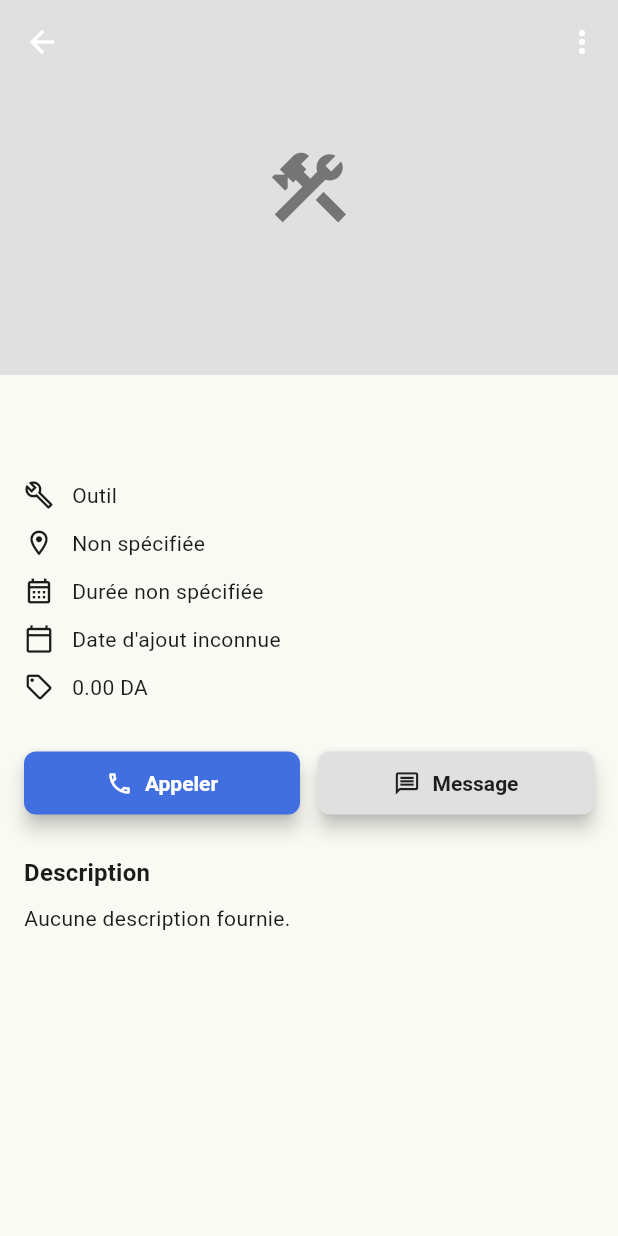
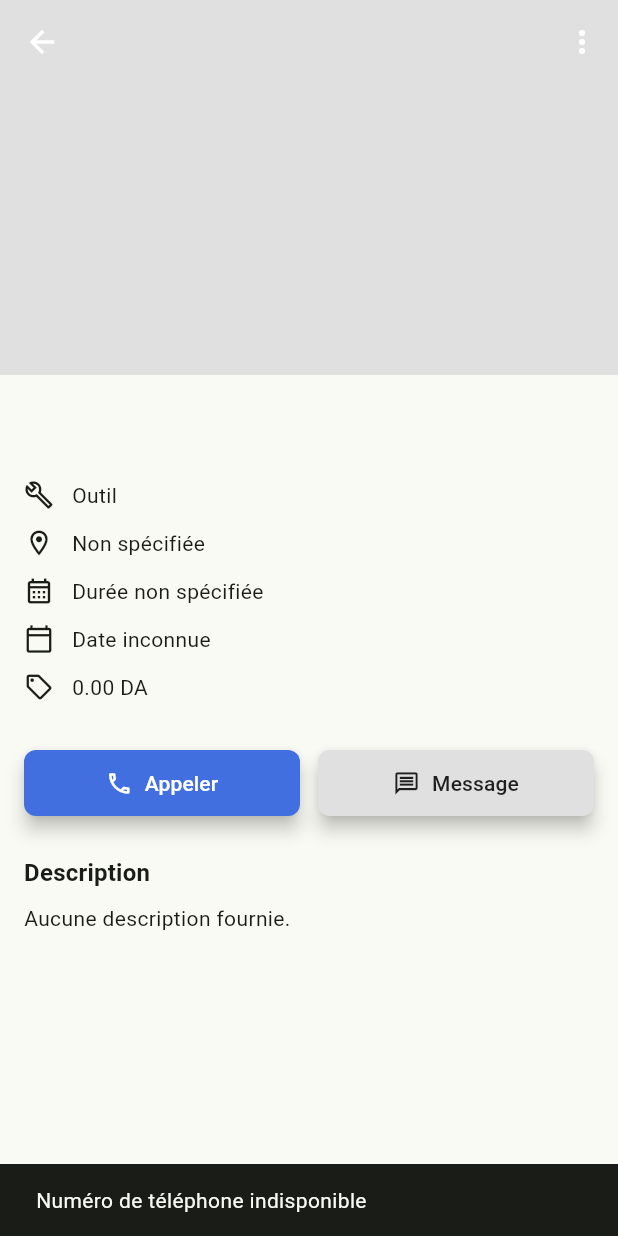
Before and after one commit to youba1akl/BricoRasy, a Flutter app: the ToolDetailScreen screen opened directly with empty values, after a tap on "Appeler", on a phone screen of 412 x 824 dp. Run offline on Flutter 3.47's test engine with Material 3 defaults, Android fonts, the phone set to English and light mode, and no system bars; our stand-ins replace font_awesome_flutter, image_picker, share_plus, shared_preferences; accounts and stored records are empty.

Commit message:
appel a outil

```diff
--- a/lib/models/dummy_tool.dart
+++ b/lib/models/dummy_tool.dart
@@ -1,5 +1,3 @@
-
-
 class DummyTool {
   final String id;
   final String localisation;
@@ -11,7 +9,7 @@ class DummyTool {
   final String imagePath;
   final double price;
   final String phone; // ← new
-  final String mail;
+  final String mail; // ← new
 
   const DummyTool({
     required this.id,
@@ -23,7 +21,7 @@ class DummyTool {
     required this.description,
     required this.imagePath,
     required this.price,
-     required this.phone, // ← new
+    required this.phone,
     required this.mail,
   });
 
@@ -51,7 +49,7 @@ class DummyTool {
       prixValue = 0.0;
     }
 
-    // Parse photos array
+    // Parse photos array and build full URL
     String imgUrl = '';
     if (json['photo'] is List) {
       final photos = (json['photo'] as List).whereType<String>().toList();
--- a/lib/screens/home/bricole-screen.dart
+++ b/lib/screens/home/bricole-screen.dart
@@ -6,7 +6,6 @@ import 'package:url_launcher/url_launcher.dart';
 import 'package:intl/intl.dart';
 
 import 'package:bricorasy/models/bricole_service.dart';
-import 'package:bricorasy/services/auth_services.dart'; // ← IMPORT your AuthService
 
 const String API_BASE_URL = "http://10.0.2.2:5000";
 
--- a/lib/screens/tool_detail/tool_detail_screen.dart
+++ b/lib/screens/tool_detail/tool_detail_screen.dart
@@ -1,79 +1,55 @@
 import 'dart:convert'; // For jsonEncode in report
 import 'package:flutter/material.dart';
-import 'package:http/http.dart' as http; // For report
+import 'package:http/http.dart' as http; // For reporting
 import 'package:share_plus/share_plus.dart'; // For sharing
-import 'package:bricorasy/models/dummy_tool.dart'; // Import your tool model
-import 'package:intl/intl.dart'; // Import for date formatting
+import 'package:url_launcher/url_launcher.dart'; // For dialing
+import 'package:intl/intl.dart'; // For date formatting
 
-// Define your base API URL (uses 10.0.2.2 for Android Emulator connecting to localhost)
-// Keep IP addresses as they are
+import 'package:bricorasy/models/dummy_tool.dart'; // Your tool model
+
 const String API_BASE_URL = "http://10.0.2.2:5000";
 
 class ToolDetailScreen extends StatefulWidget {
-  final DummyTool tool; // Takes the tool object
+  final DummyTool tool;
 
-  const ToolDetailScreen({
-    super.key,
-    required this.tool, // Constructor requires the tool object
-  });
+  const ToolDetailScreen({super.key, required this.tool});
 
   @override
   State<ToolDetailScreen> createState() => _ToolDetailScreenState();
 }
 
 class _ToolDetailScreenState extends State<ToolDetailScreen> {
-  // Helper function to build info rows consistently
-  Widget _buildInfoRow(BuildContext context, IconData icon, String text) {
-    final Color mutedTextColor = Theme.of(context).colorScheme.onSurfaceVariant;
-    return Padding(
-      padding: const EdgeInsets.symmetric(vertical: 6.0),
-      child: Row(
-        crossAxisAlignment: CrossAxisAlignment.start,
-        children: [
-          Icon(icon, size: 20, color: mutedTextColor),
-          const SizedBox(width: 12),
-          Expanded(
-            child: Text(
-              text,
-              style: Theme.of(context)
-                  .textTheme
-                  .bodyMedium
-                  ?.copyWith(color: mutedTextColor, height: 1.4),
-            ),
-          ),
-        ],
-      ),
-    );
-  }
-
-  // Helper to format dates nicely
-  String _formatDate(String dateString) {
-    try {
-      final DateTime dateTime = DateTime.parse(dateString);
-      // Example format: 25 déc. 2023 - Adjust 'fr_FR' and format as needed
-      return DateFormat('d MMM yyyy', 'fr_FR').format(dateTime);
-    } catch (e) {
-      return dateString; // Return original string if parsing fails
+  // Launch phone dialer with the given number
+  Future<void> _launchDialer(String phone) async {
+    final uri = Uri(scheme: 'tel', path: phone);
+    if (!await launchUrl(uri)) {
+      ScaffoldMessenger.of(
+        context,
+      ).showSnackBar(SnackBar(content: Text('Impossible d’appeler : $phone')));
     }
   }
 
-  // Placeholder function for button actions
+  /// Dial the tool-creator’s phone number
   void _callAction() {
-    print('Calling provider for tool: ${widget.tool.name}');
-    // TODO: Implement actual phone call logic (needs provider contact info)
+    final phone = widget.tool.phone;
+    if (phone.trim().isEmpty) {
+      ScaffoldMessenger.of(context).showSnackBar(
+        const SnackBar(content: Text('Numéro de téléphone indisponible')),
+      );
+      return;
+    }
+    _launchDialer(phone);
   }
 
+  // Placeholder messaging
   void _messageAction() {
-    print('Messaging provider for tool: ${widget.tool.name}');
-    // TODO: Implement actual messaging logic (needs provider contact info/chat screen)
+    // TODO: Implement SMS logic if desired
   }
 
-  // Send Report Function
+  // Send a report about this tool
   void sendReport(String message) async {
-    final String annonceId = widget.tool.id; // Use the tool's ID
-    const String placeholderUserId = "user_abc"; // TODO: Replace with actual logged-in user ID
-
-    // Assuming the same report endpoint works for tools
+    final String annonceId = widget.tool.id;
+    const String placeholderUserId = "user_abc";
     final String reportUrl = "$API_BASE_URL/api/reports";
 
     try {
@@ -82,54 +58,55 @@ class _ToolDetailScreenState extends State<ToolDetailScreen> {
         headers: {"Content-Type": "application/json"},
         body: jsonEncode({
           "message": message,
-          "annonceId": annonceId, // Use tool ID
+          "annonceId": annonceId,
           "userId": placeholderUserId,
-          "annonceType": "outil", // Optional: Add type if backend needs it
+          "annonceType": "outil",
         }),
       );
 
       if (!mounted) return;
-
       if (response.statusCode == 201) {
         ScaffoldMessenger.of(context).showSnackBar(
           const SnackBar(
             content: Text("Signalement envoyé avec succès"),
-              backgroundColor: Colors.green),
+            backgroundColor: Colors.green,
+          ),
         );
       } else {
-        print('Report Error: ${response.statusCode} ${response.body}');
         ScaffoldMessenger.of(context).showSnackBar(
           SnackBar(
-              content: Text(
-                  "Erreur lors de l'envoi (${response.statusCode})"),
-              backgroundColor: Colors.red),
+            content: Text("Erreur lors de l'envoi (${response.statusCode})"),
+            backgroundColor: Colors.red,
+          ),
         );
       }
     } catch (e) {
-      print('Report Network Error: $e');
       if (!mounted) return;
       ScaffoldMessenger.of(context).showSnackBar(
         SnackBar(
           content: Text("Erreur réseau: $e"),
-            backgroundColor: Colors.red),
+          backgroundColor: Colors.red,
+        ),
       );
     }
   }
 
-  // Share Function
+  // Share this tool via OS share sheet
   void _shareAction() {
     Share.share(
-        'Regarde cet outil sur BricoRasy : ${widget.tool.name} à ${widget.tool.localisation}');
+      'Regarde cet outil sur BricoRasy : '
+      '${widget.tool.name} à ${widget.tool.localisation}',
+    );
   }
 
-  // Show Report Dialog
+  // Show report dialog
   void _showReportDialog() {
+    final messageController = TextEditingController();
     showDialog(
       context: context,
-      builder: (context) {
-        TextEditingController messageController = TextEditingController();
-        return AlertDialog(
-          title: const Text('Signaler cet outil'), // Adjusted title
+      builder:
+          (context) => AlertDialog(
+            title: const Text('Signaler cet outil'),
             content: TextField(
               controller: messageController,
               maxLines: 4,
@@ -145,6 +122,7 @@ class _ToolDetailScreenState extends State<ToolDetailScreen> {
                 child: const Text('Annuler'),
               ),
               ElevatedButton(
+                style: ElevatedButton.styleFrom(backgroundColor: Colors.red),
                 onPressed: () {
                   final message = messageController.text.trim();
                   if (message.isNotEmpty) {
@@ -154,23 +132,19 @@ class _ToolDetailScreenState extends State<ToolDetailScreen> {
                     ScaffoldMessenger.of(context).showSnackBar(
                       const SnackBar(
                         content: Text("Veuillez décrire le problème."),
-                        duration: Duration(seconds: 2)),
+                        duration: Duration(seconds: 2),
+                      ),
                     );
                   }
                 },
-              style: ElevatedButton.styleFrom(
-                backgroundColor: Colors.red,
-                foregroundColor: Colors.white,
-              ),
                 child: const Text('Envoyer'),
               ),
             ],
-        );
-      },
+          ),
     );
   }
 
-  // Show More Options Bottom Sheet
+  // Bottom sheet for more options
   void _showMoreOptions() {
     showModalBottomSheet(
       context: context,
@@ -178,7 +152,8 @@ class _ToolDetailScreenState extends State<ToolDetailScreen> {
         borderRadius: BorderRadius.vertical(top: Radius.circular(20)),
       ),
       backgroundColor: Colors.white,
-      builder: (context) => SafeArea(
+      builder:
+          (context) => SafeArea(
             child: Column(
               mainAxisSize: MainAxisSize.min,
               children: [
@@ -192,7 +167,10 @@ class _ToolDetailScreenState extends State<ToolDetailScreen> {
                 ),
                 ListTile(
                   leading: const Icon(Icons.flag_outlined, color: Colors.red),
-              title: const Text('Signaler', style: TextStyle(color: Colors.red)),
+                  title: const Text(
+                    'Signaler',
+                    style: TextStyle(color: Colors.red),
+                  ),
                   onTap: () {
                     Navigator.pop(context);
                     _showReportDialog();
@@ -205,120 +183,146 @@ class _ToolDetailScreenState extends State<ToolDetailScreen> {
     );
   }
 
+  // Builds a labeled info row
+  Widget _buildInfoRow(BuildContext context, IconData icon, String text) {
+    final mutedTextColor = Theme.of(context).colorScheme.onSurfaceVariant;
+    return Padding(
+      padding: const EdgeInsets.symmetric(vertical: 6.0),
+      child: Row(
+        children: [
+          Icon(icon, size: 20, color: mutedTextColor),
+          const SizedBox(width: 12),
+          Expanded(
+            child: Text(
+              text,
+              style: Theme.of(context).textTheme.bodyMedium?.copyWith(
+                color: mutedTextColor,
+                height: 1.4,
+              ),
+            ),
+          ),
+        ],
+      ),
+    );
+  }
+
+  // Formats ISO date strings
+  String _formatDate(String dateString) {
+    try {
+      final dt = DateTime.parse(dateString);
+      return DateFormat('d MMM yyyy', 'fr_FR').format(dt);
+    } catch (_) {
+      return dateString;
+    }
+  }
+
   @override
   Widget build(BuildContext context) {
-    // Define colors based on theme
-    final Color primaryColor = Theme.of(context).primaryColor;
-    final Color onPrimaryColor = Theme.of(context).colorScheme.onPrimary;
-    final Color priceColor = Colors.deepOrange.shade700;
-    final Color backgroundColor = Theme.of(context).scaffoldBackgroundColor;
+    final primaryColor = Theme.of(context).primaryColor;
+    final onPrimaryColor = Theme.of(context).colorScheme.onPrimary;
+    final backgroundColor = Theme.of(context).scaffoldBackgroundColor;
 
-    // --- Main Scaffold ---
     return Scaffold(
       backgroundColor: backgroundColor,
       body: CustomScrollView(
-        slivers: <Widget>[
-          // --- Sliver App Bar with Banner Image ---
+        slivers: [
           SliverAppBar(
-            expandedHeight: 250.0,
-            floating: false,
+            expandedHeight: 250,
             pinned: true,
-            stretch: true,
             backgroundColor: primaryColor,
             iconTheme: IconThemeData(color: onPrimaryColor),
             flexibleSpace: FlexibleSpaceBar(
-              centerTitle: false,
-              titlePadding: const EdgeInsets.symmetric(horizontal: 16, vertical: 12),
               background: Hero(
-                tag: widget.tool.id, // Use tool ID for unique tag
-                child: widget.tool.imagePath.isNotEmpty
+                tag: widget.tool.id,
+                child:
+                    widget.tool.imagePath.isNotEmpty
                         ? Image.network(
-                        widget.tool.imagePath, // Use imagePath from tool object
+                          widget.tool.imagePath,
                           fit: BoxFit.cover,
-                        loadingBuilder: (context, child, loadingProgress) {
-                          if (loadingProgress == null) return child;
+                          loadingBuilder: (ctx, child, prog) {
+                            if (prog == null) return child;
                             return Center(
                               child: CircularProgressIndicator(
-                              value: loadingProgress.expectedTotalBytes != null
-                                  ? loadingProgress.cumulativeBytesLoaded /
-                                      loadingProgress.expectedTotalBytes!
+                                value:
+                                    prog.expectedTotalBytes != null
+                                        ? prog.cumulativeBytesLoaded /
+                                            prog.expectedTotalBytes!
                                         : null,
                               ),
                             );
                           },
-                        errorBuilder: (context, error, stackTrace) => Container(
+                          errorBuilder:
+                              (ctx, err, stack) => Container(
                                 color: Colors.grey[300],
-                          child: Icon(Icons.broken_image, color: Colors.grey[600]),
+                                child: const Icon(Icons.broken_image, size: 40),
                               ),
                         )
-                    : Container( // Placeholder if no image
-                        color: Colors.grey[300],
-                        child: Icon(Icons.construction, color: Colors.grey[600], size: 60), // Tool icon
+                        : Container(color: Colors.grey[300]),
               ),
-              ),
-              stretchModes: const [StretchMode.zoomBackground],
             ),
             actions: [
               IconButton(
                 icon: Icon(Icons.more_vert, color: onPrimaryColor),
                 onPressed: _showMoreOptions,
-                tooltip: 'Plus d\'options',
               ),
             ],
           ),
 
-          // --- Main Content Area ---
           SliverToBoxAdapter(
             child: Padding(
-              padding: const EdgeInsets.all(16.0),
+              padding: const EdgeInsets.all(16),
               child: Column(
                 crossAxisAlignment: CrossAxisAlignment.start,
                 children: [
-                  // --- Tool Name ---
                   Text(
-                    widget.tool.name, // Use tool name
+                    widget.tool.name,
                     style: Theme.of(context).textTheme.headlineSmall?.copyWith(
                       fontWeight: FontWeight.bold,
                     ),
                   ),
-                  const SizedBox(height: 16.0),
-
-                  // --- Info Section ---
-                   _buildInfoRow( // Display Type (Category)
+                  const SizedBox(height: 16),
+                  _buildInfoRow(
                     context,
-                    Icons.build_outlined, // Tool/Build icon
-                    widget.tool.typeAnnonce.isNotEmpty ? widget.tool.typeAnnonce : "Outil", // Use typeAnnonce
+                    Icons.build_outlined,
+                    widget.tool.typeAnnonce.isNotEmpty
+                        ? widget.tool.typeAnnonce
+                        : "Outil",
                   ),
                   _buildInfoRow(
                     context,
                     Icons.location_on_outlined,
-                    widget.tool.localisation.isNotEmpty ? widget.tool.localisation : "Non spécifiée",
+                    widget.tool.localisation.isNotEmpty
+                        ? widget.tool.localisation
+                        : "Non spécifiée",
                   ),
-                   _buildInfoRow( // Display Rental Duration
+                  _buildInfoRow(
                     context,
-                    Icons.calendar_month_outlined, // Calendar icon might be better
-                    widget.tool.dureeLocation.isNotEmpty ? "Durée: ${widget.tool.dureeLocation}" : "Durée non spécifiée",
+                    Icons.calendar_month_outlined,
+                    widget.tool.dureeLocation.isNotEmpty
+                        ? "Durée: ${widget.tool.dureeLocation}"
+                        : "Durée non spécifiée",
                   ),
-                   _buildInfoRow( // Display creation date
+                  _buildInfoRow(
                     context,
                     Icons.calendar_today_outlined,
-                     widget.tool.dateCreation.isNotEmpty ? "Ajouté le: ${_formatDate(widget.tool.dateCreation)}" : "Date d'ajout inconnue",
+                    widget.tool.dateCreation.isNotEmpty
+                        ? "Ajouté le: ${_formatDate(widget.tool.dateCreation)}"
+                        : "Date inconnue",
                   ),
                   _buildInfoRow(
                     context,
                     Icons.sell_outlined,
-                    "${widget.tool.price.toStringAsFixed(2)} DA", // Use tool price
+                    "${widget.tool.price.toStringAsFixed(2)} DA",
                   ),
-                  const SizedBox(height: 24.0),
+                  const SizedBox(height: 24),
 
-                  // --- Action Buttons ---
-                  // Keep these if users contact the tool owner directly
+                  // Action buttons
                   Row(
                     children: [
                       Expanded(
                         child: ElevatedButton.icon(
                           icon: const Icon(Icons.phone_outlined),
-                          label: const Text("Appeler"), // Changed text slightly
+                          label: const Text("Appeler"),
                           onPressed: _callAction,
                           style: ElevatedButton.styleFrom(
                             backgroundColor: primaryColor,
@@ -327,7 +331,6 @@ class _ToolDetailScreenState extends State<ToolDetailScreen> {
                             shape: RoundedRectangleBorder(
                               borderRadius: BorderRadius.circular(8),
                             ),
-                            textStyle: const TextStyle(fontWeight: FontWeight.bold),
                           ),
                         ),
                       ),
@@ -344,36 +347,26 @@ class _ToolDetailScreenState extends State<ToolDetailScreen> {
                             shape: RoundedRectangleBorder(
                               borderRadius: BorderRadius.circular(8),
                             ),
-                             textStyle: const TextStyle(fontWeight: FontWeight.bold),
                           ),
                         ),
                       ),
                     ],
                   ),
-                  const SizedBox(height: 24.0),
+                  const SizedBox(height: 24),
 
-                  // --- Description Section ---
                   Text(
                     "Description",
                     style: Theme.of(context).textTheme.titleMedium?.copyWith(
                       fontWeight: FontWeight.bold,
                     ),
                   ),
-                  const SizedBox(height: 8.0),
+                  const SizedBox(height: 8),
                   Text(
-                    widget.tool.description.isNotEmpty ? widget.tool.description : "Aucune description fournie.", // Use tool description
-                    style: Theme.of(context).textTheme.bodyMedium?.copyWith(
-                          color: Theme.of(context).colorScheme.onSurfaceVariant,
-                          height: 1.5,
+                    widget.tool.description.isNotEmpty
+                        ? widget.tool.description
+                        : "Aucune description fournie.",
                   ),
-                  ),
-                  const SizedBox(height: 24.0),
-
-                  // --- Provider Info Section (Placeholder) ---
-                  // TODO: Add provider info if tools are linked to users
-
-                  // --- Reviews Section (Placeholder) ---
-                  // TODO: Add reviews if applicable to tools
+                  const SizedBox(height: 24),
                 ],
               ),
             ),
--- a/lib/services/auth_services.dart
+++ b/lib/services/auth_services.dart
@@ -5,7 +5,7 @@ import 'package:http/http.dart' as http;
 
 class AuthService {
   static const String baseUrl =
-      "http://192.168.43.224:5000"; // <-- Remplacer par ton IP locale !!
+      "http://192.168.53.44:5000"; // <-- Remplacer par ton IP locale !!
 
   /// ────────────────────────────────────────────────────────
   /// Store the currently-logged-in user’s ID & phone here:
```
Also changed, not shown: lib/screens/add_anno/add_anno_outil.dart (+6 -3 lines), 5 other files. Lines whose indentation alone changed are shown as unchanged.
